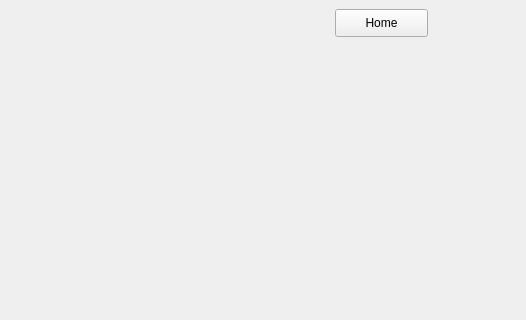
First picture: the form in loginscreen/frontpage.ui, repository jgrady15/CS1C-Project-1, before the edit; both pictures show x 744 to 1270 and y 0 to 320 of the 1270 by 861 pixel window.
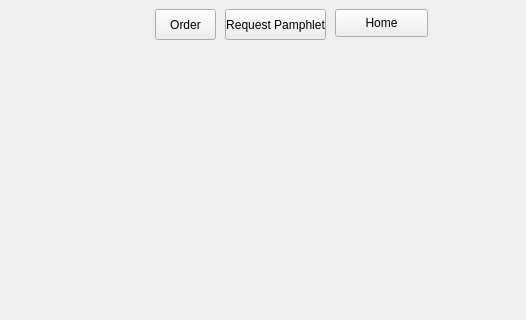
Second picture: the form after the edit. The open tabs and pages were chosen to show the change. Icons and pictures are not drawn.

Commit message: added pamphlet stuff and order window

What changed in the file:
```diff
--- a/loginscreen/frontpage.ui
+++ b/loginscreen/frontpage.ui
@@ -263,6 +263,32 @@
          <string/>
         </property>
        </widget>
+       <widget class="QPushButton" name="orderButton">
+        <property name="geometry">
+         <rect>
+          <x>890</x>
+          <y>0</y>
+          <width>61</width>
+          <height>31</height>
+         </rect>
+        </property>
+        <property name="text">
+         <string>Order</string>
+        </property>
+       </widget>
+       <widget class="QPushButton" name="pamphletButton">
+        <property name="geometry">
+         <rect>
+          <x>960</x>
+          <y>0</y>
+          <width>101</width>
+          <height>31</height>
+         </rect>
+        </property>
+        <property name="text">
+         <string>Request Pamphlet</string>
+        </property>
+       </widget>
       </widget>
       <widget class="QWidget" name="home_4">
        <widget class="QPushButton" name="homeButton_3">
```
Left out of the diff: 36 changed lines with no effect on the pictures. The commit also changes 45 other files.
